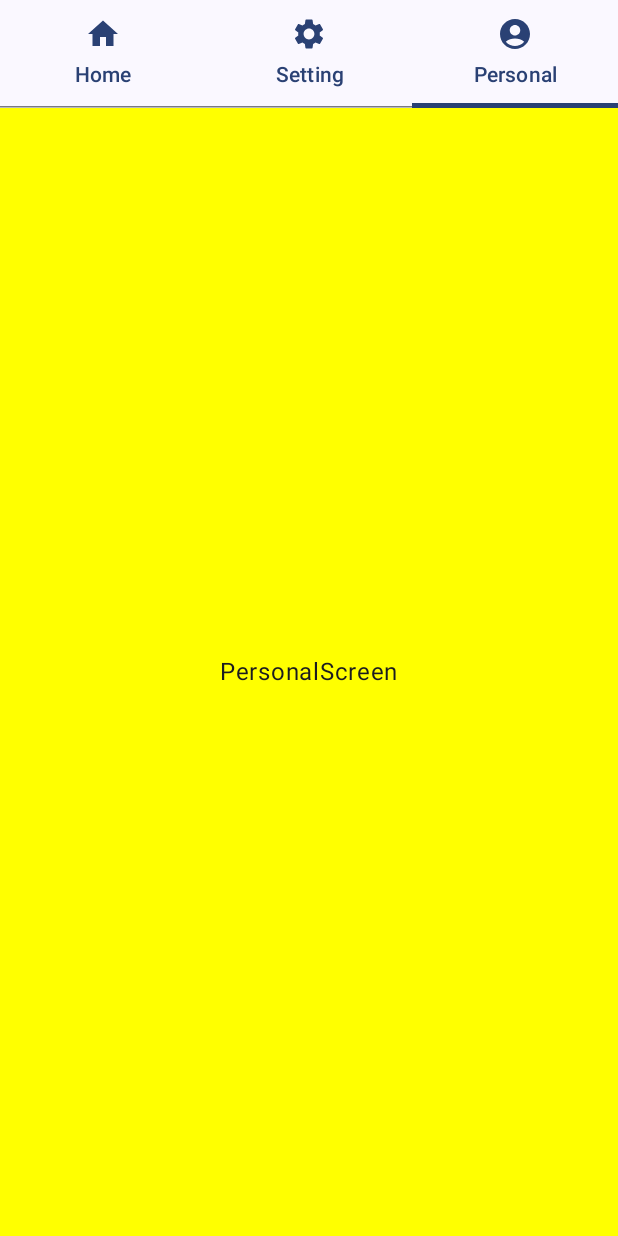
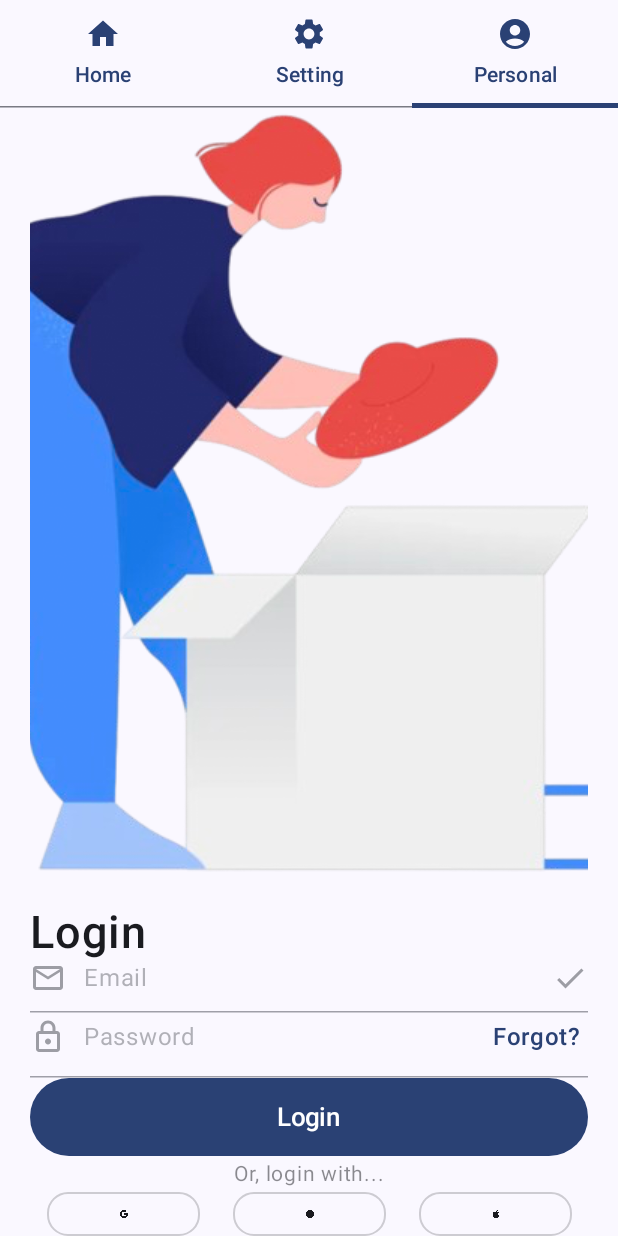
Before and after one commit to powdevlin12/AndroidJetpack, an Android app built with Jetpack Compose: the composable TabNavigation shown on its own in the app's theme, tab 3 chosen, on a phone screen of 412 x 824 dp. Run offline under Robolectric (Android 15) with nearby library versions, the phone set to English and light mode, and no system bars.

Commit message:
add navigation

```diff
--- a/app/build.gradle.kts
+++ b/app/build.gradle.kts
@@ -49,7 +49,9 @@ dependencies {
     implementation("com.squareup.retrofit2:retrofit:2.9.0")
     // system UI Controller
     implementation("com.google.accompanist:accompanist-systemuicontroller:0.27.0")
+    val nav_version = "2.9.5"
 
+    implementation("androidx.navigation:navigation-compose:$nav_version")
     // Extended Icons
     implementation("androidx.compose.material:material-icons-extended:1.5.4")
     implementation(libs.androidx.core.ktx)
--- /dev/null
+++ b/app/src/main/java/com/dattran/unitconverter/banking/BankingScreen.kt
@@ -0,0 +1,34 @@
+package com.dattran.unitconverter.banking
+
+import androidx.compose.foundation.layout.Column
+import androidx.compose.foundation.layout.Spacer
+import androidx.compose.foundation.layout.fillMaxSize
+import androidx.compose.foundation.layout.height
+import androidx.compose.foundation.layout.padding
+import androidx.compose.material3.Scaffold
+import androidx.compose.runtime.Composable
+import androidx.compose.ui.Modifier
+import androidx.compose.ui.tooling.preview.Preview
+import androidx.compose.ui.unit.dp
+
+
+@Preview
+@Composable
+fun BankingScreen() {
+    Scaffold(
+    ) { padding ->
+        Column(
+            modifier = Modifier
+                .fillMaxSize()
+                .padding(padding)
+        ) {
+            WalletSection()
+            Spacer(modifier = Modifier.height(16.dp))
+            CardsSection()
+            Spacer(modifier = Modifier.height(16.dp))
+            FinanceSection()
+            Spacer(modifier = Modifier.height(16.dp))
+            CurrenciresSection()
+        }
+    }
+}
--- a/app/src/main/java/com/dattran/unitconverter/uitabpager/TabNavigation.kt
+++ b/app/src/main/java/com/dattran/unitconverter/uitabpager/TabNavigation.kt
@@ -24,6 +24,9 @@ import androidx.compose.ui.Alignment
 import androidx.compose.ui.Modifier
 import androidx.compose.ui.graphics.Color
 import androidx.compose.ui.graphics.vector.ImageVector
+import com.dattran.unitconverter.banking.WalletSection
+import com.dattran.unitconverter.login.LoginScreen
+import com.dattran.unitconverter.banking.BankingScreen
 import kotlinx.coroutines.launch
 
 data class TabItem(
@@ -77,13 +80,13 @@ fun TabNavigation() {
 
     var tabs = listOf(
         TabItem(text = "Home", icon = Icons.Default.Home) {
-            HomeScreen()
+            BankingScreen()
         },
         TabItem(text = "Setting", icon = Icons.Default.Settings) {
             SettingScreen()
         },
         TabItem(text = "Personal", icon = Icons.Default.AccountCircle) {
-            PersonalScreen()
+            LoginScreen()
         },
     )
 
```
Also changed, not shown: app/src/main/java/com/dattran/unitconverter/MainActivity.kt (+3 -25 lines), app/src/main/java/com/dattran/unitconverter/navigation/NavigationMain.kt (added, +69 -0 lines).
